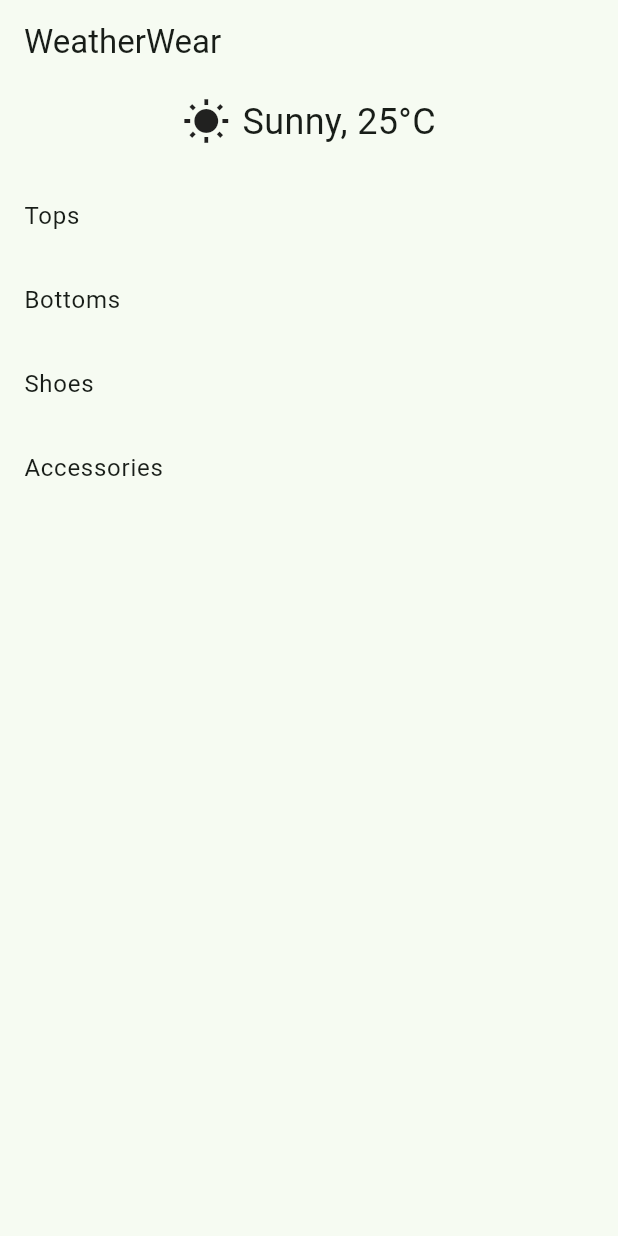
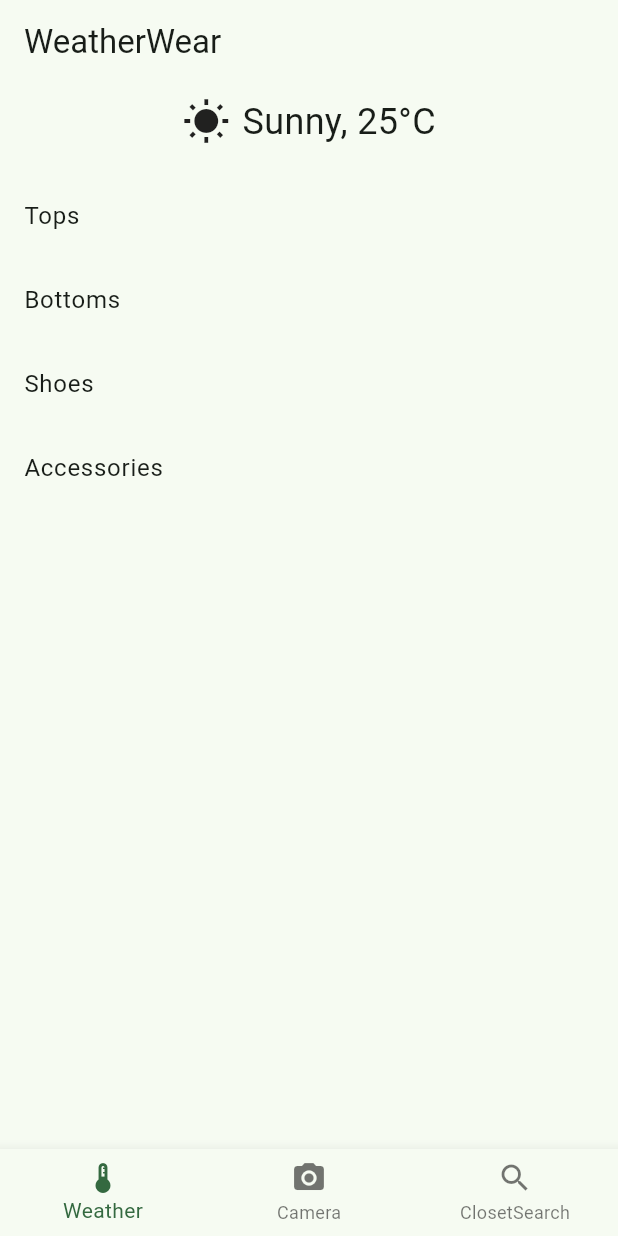
Before and after one commit to JessDang/WeatherWear-Mobile, a Flutter app: the screen it shows after launch, on a phone screen of 412 x 824 dp. Run offline on Flutter 3.47's test engine with Material 2 defaults, Android fonts, the phone set to English and light mode, and no system bars.

Commit message:
Update home_screen.dart

```diff
--- a/lib/screens/home_screen.dart
+++ b/lib/screens/home_screen.dart
@@ -1,31 +1,41 @@
-// The home page, displaying today's outfit recommendations and weather.
-
 // home_screen.dart
 import 'package:flutter/material.dart';
+import '../widgets/weather_info.dart';
 import '../widgets/category_section.dart';
-import '../widgets/weather_info.dart';
 
-/// The home screen of the application.
 class HomeScreen extends StatelessWidget {
-  // You can add parameters to the constructor if needed
   const HomeScreen({Key? key}) : super(key: key);
 
   @override
   Widget build(BuildContext context) {
     return Scaffold(
       appBar: AppBar(
-        title: const Text(
-            'WeatherWear'), // App title or user greeting could go here
+        title: Text('WeatherWear'), // text : weather wear
       ),
-       body: SingleChildScrollView(
-        child: Column(
-          children: [
-            const WeatherInfo(), // This can stay const.
-            CategorySection(), // No const here if the constructor isn't const.
-          ],
-        ),
+      body: Column(
+        children: [
+          WeatherInfo(), // weather information
+          Expanded(
+            child: CategorySection(), // clothes part
+          ),
+        ],
       ),
-      // You can also add a BottomNavigationBar or FloatingActionButton if needed
+      bottomNavigationBar: BottomNavigationBar(
+        items: const <BottomNavigationBarItem>[
+          BottomNavigationBarItem(
+            icon: Icon(Icons.thermostat_outlined), // tem
+            label: 'Weather',
+          ),
+          BottomNavigationBarItem(
+            icon: Icon(Icons.camera_alt), // camera
+            label: 'Camera',
+          ),
+          BottomNavigationBarItem(
+            icon: Icon(Icons.search), // cloth
+            label: 'ClosetSearch',
+          ),
+        ],
+      ),
     );
   }
 }
```
